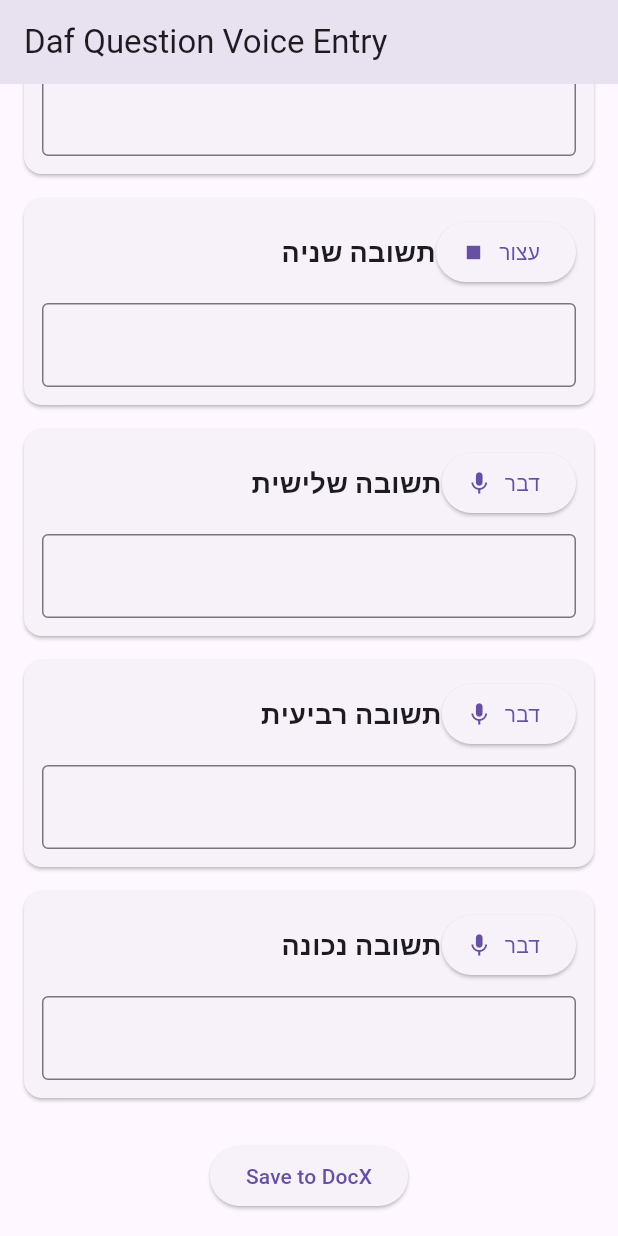
After one commit to sheri-k/shemesh_admin, a Flutter app: the DafVoicePage screen opened directly, scrolled down 482 dp, after a tap on "דבר", on a phone screen of 412 x 824 dp. The commit adds this screen. Run offline on Flutter 3.47's test engine with Material 3 defaults, Android fonts, the phone set to English and light mode, and no system bars; our stand-ins replace cloud_firestore, firebase_auth, firebase_core, fl_chart, speech_to_text; missing offline and left inert: dart:html, dart:js_util, docx_template; accounts and stored records are empty; statements that could not run were skipped.

Commit message:
Start of poc for voice recognition entry of questions Stopped because it was lowered in preference

```diff
--- /dev/null
+++ b/lib/pages/daf_voice_page.dart
@@ -0,0 +1,197 @@
+import 'package:flutter/material.dart';
+import 'package:speech_to_text/speech_to_text.dart';
+import 'dart:io';
+import 'package:docx_template/docx_template.dart';
+import 'package:path_provider/path_provider.dart';
+
+
+
+
+class DafVoicePage extends StatefulWidget {
+  const DafVoicePage({super.key});
+
+  @override
+  State<DafVoicePage> createState() => _DafVoicePageState();
+}
+
+class _DafVoicePageState extends State<DafVoicePage> {
+  final SpeechToText speech = SpeechToText();
+
+  bool speechReady = false;
+  bool listening = false;
+  String activeField = "";
+
+  final Map<String, TextEditingController> fields = {
+    "daf": TextEditingController(),
+    "question": TextEditingController(),
+    "a1": TextEditingController(),
+    "a2": TextEditingController(),
+    "a3": TextEditingController(),
+    "a4": TextEditingController(),
+    "correct": TextEditingController(),
+  };
+
+  @override
+  void initState() {
+    super.initState();
+    initSpeech();
+  }
+
+  Future<void> initSpeech() async {
+    speechReady = await speech.initialize();
+    setState(() {});
+  }
+
+  Future<void> startListening(String fieldKey) async {
+    activeField = fieldKey;
+
+    await speech.listen(
+      localeId: 'he_IL',
+      onResult: (result) {
+        setState(() {
+          fields[fieldKey]!.text = result.recognizedWords;
+          fields[fieldKey]!.selection = TextSelection.fromPosition(
+            TextPosition(offset: fields[fieldKey]!.text.length),
+          );
+        });
+      },
+    );
+
+    setState(() {
+      listening = true;
+    });
+  }
+
+  Future<void> stopListening() async {
+    await speech.stop();
+
+    setState(() {
+      listening = false;
+      activeField = "";
+    });
+  }
+
+  Widget buildVoiceField({
+    required String title,
+    required String keyName,
+    int maxLines = 1,
+  }) {
+    final isActive = activeField == keyName && listening;
+
+    return Card(
+      margin: const EdgeInsets.symmetric(vertical: 8),
+      child: Padding(
+        padding: const EdgeInsets.all(12),
+        child: Column(
+          children: [
+            Row(
+              children: [
+                Expanded(
+                  child: Text(
+                    title,
+                    style: const TextStyle(
+                      fontSize: 18,
+                      fontWeight: FontWeight.bold,
+                    ),
+                    textDirection: TextDirection.rtl,
+                  ),
+                ),
+                ElevatedButton.icon(
+                  onPressed: !speechReady
+                      ? null
+                      : isActive
+                          ? stopListening
+                          : () => startListening(keyName),
+                  icon: Icon(isActive ? Icons.stop : Icons.mic),
+                  label: Text(isActive ? "עצור" : "דבר"),
+                ),
+              ],
+            ),
+            const SizedBox(height: 10),
+            TextField(
+              controller: fields[keyName],
+              maxLines: maxLines,
+              textDirection: TextDirection.rtl,
+              decoration: const InputDecoration(
+                border: OutlineInputBorder(),
+              ),
+            ),
+          ],
+        ),
+      ),
+    );
+  }
+
+  void saveData() {
+    print("Daf: ${fields["daf"]!.text}");
+    print("Question: ${fields["question"]!.text}");
+    print("A1: ${fields["a1"]!.text}");
+    print("A2: ${fields["a2"]!.text}");
+    print("A3: ${fields["a3"]!.text}");
+    print("A4: ${fields["a4"]!.text}");
+    print("Correct: ${fields["correct"]!.text}");
+
+    ScaffoldMessenger.of(context).showSnackBar(
+      const SnackBar(content: Text("Saved")),
+    );
+  }
+
+  Future<void> saveToDocx() async {
+  final bytes = await File('assets/template.docx').readAsBytes();
+  final docx = await DocxTemplate.fromBytes(bytes);
+
+  final content = Content()
+    ..add(TextContent("daf", fields["daf"]!.text))
+    ..add(TextContent("question", fields["question"]!.text))
+    ..add(TextContent("a1", fields["a1"]!.text))
+    ..add(TextContent("a2", fields["a2"]!.text))
+    ..add(TextContent("a3", fields["a3"]!.text))
+    ..add(TextContent("a4", fields["a4"]!.text))
+    ..add(TextContent("correct", fields["correct"]!.text));
+
+  final generated = await docx.generate(content);
+
+  final dir = await getApplicationDocumentsDirectory();
+  final file = File('${dir.path}/daf_question.docx');
+
+  await file.writeAsBytes(generated!);
+
+  if (!mounted) return;
+
+  ScaffoldMessenger.of(context).showSnackBar(
+    SnackBar(content: Text("DOCX saved: ${file.path}")),
+  );
+}
+
+  @override
+  Widget build(BuildContext context) {
+    return Scaffold(
+      appBar: AppBar(
+        title: const Text("Daf Question Voice Entry"),
+      ),
+      body: SingleChildScrollView(
+        padding: const EdgeInsets.all(16),
+        child: Column(
+          children: [
+            buildVoiceField(title: "דף חדש", keyName: "daf"),
+            buildVoiceField(
+              title: "שאלה",
+              keyName: "question",
+              maxLines: 4,
+            ),
+            buildVoiceField(title: "תשובה ראשונה", keyName: "a1"),
+            buildVoiceField(title: "תשובה שניה", keyName: "a2"),
+            buildVoiceField(title: "תשובה שלישית", keyName: "a3"),
+            buildVoiceField(title: "תשובה רביעית", keyName: "a4"),
+            buildVoiceField(title: "תשובה נכונה", keyName: "correct"),
+            const SizedBox(height: 20),
+            ElevatedButton(
+              onPressed: saveToDocx,
+              child: const Text("Save to DocX"),
+            ),
+          ],
+        ),
+      ),
+    );
+  }
+}
--- a/pubspec.yaml
+++ b/pubspec.yaml
@@ -15,6 +15,9 @@ dependencies:
   intl: ^0.19.0
   cupertino_icons: ^1.0.8
   fl_chart: ^0.68.0
+  speech_to_text: ^7.0.0
+  docx_template: ^0.4.0
+  path_provider: ^2.1.2
 
 dev_dependencies:
   flutter_test:
@@ -30,6 +33,8 @@ flutter:
   # included with your application, so that you can use the icons in
   # the material Icons class.
   uses-material-design: true
+  assets:
+    - assets/
 
   # To add assets to your application, add an assets section, like this:
   # assets:
```
Also changed, not shown: lib/pages/admin_login_page.dart (+13 -3 lines), lib/pages/voice_input_page.dart (added, +109 -0 lines), lib/pages/voice_question_page.dart (added, +161 -0 lines), pubspec.lock, 4 other files.
